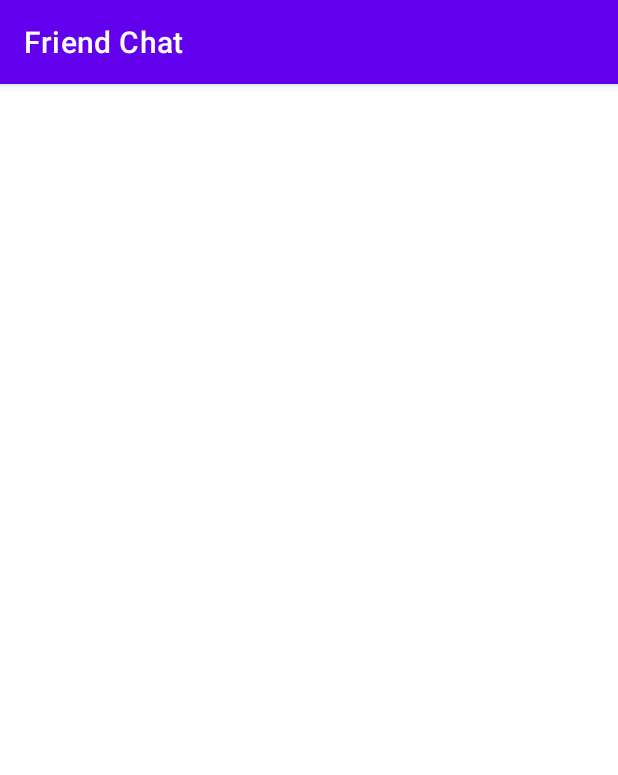
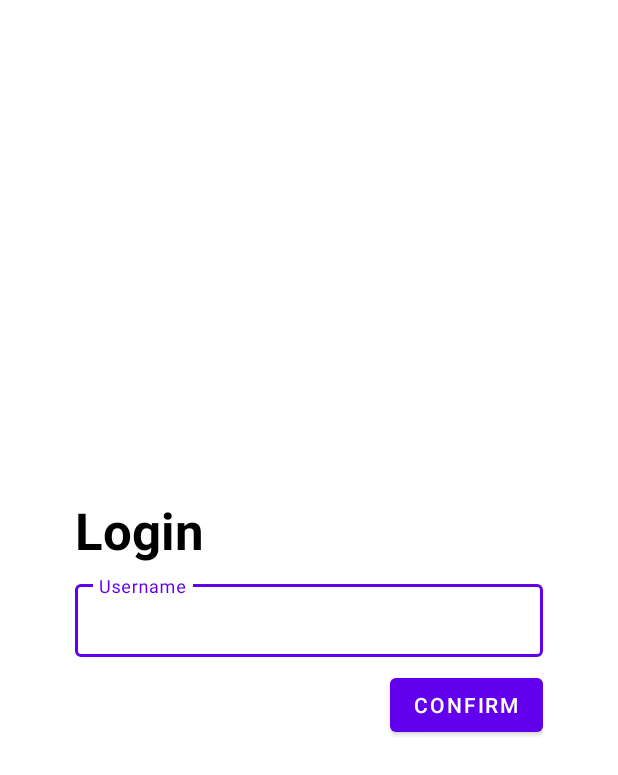
Before and after one commit to raheemadamboev/friend-chat, an Android app: the screen it shows after launch (MainActivity), on a phone screen of 412 x 824 dp. Shown: the top 775 px of the screen. Run offline under Robolectric (Android 15) with nearby library versions, the phone set to English and light mode, and no system bars; our stand-ins replace Dagger/Hilt's generated code; libraries missing offline, so code that uses them is left out: io.getstream.chat; 1 statement that could not run was skipped.

Commit message:
login user

```diff
--- a/app/src/main/java/xyz/teamgravity/friendchat/activity/MainActivity.kt
+++ b/app/src/main/java/xyz/teamgravity/friendchat/activity/MainActivity.kt
@@ -2,9 +2,11 @@ package xyz.teamgravity.friendchat.activity
 
 import androidx.appcompat.app.AppCompatActivity
 import android.os.Bundle
+import dagger.hilt.android.AndroidEntryPoint
 import xyz.teamgravity.friendchat.R
 import xyz.teamgravity.friendchat.databinding.ActivityMainBinding
 
+@AndroidEntryPoint
 class MainActivity : AppCompatActivity() {
 
     private lateinit var binding: ActivityMainBinding
--- /dev/null
+++ b/app/src/main/java/xyz/teamgravity/friendchat/arch/viewmodel/LoginViewModel.kt
@@ -0,0 +1,42 @@
+package xyz.teamgravity.friendchat.arch.viewmodel
+
+import androidx.lifecycle.ViewModel
+import androidx.lifecycle.viewModelScope
+import dagger.hilt.android.lifecycle.HiltViewModel
+import io.getstream.chat.android.client.ChatClient
+import io.getstream.chat.android.client.call.await
+import kotlinx.coroutines.flow.MutableSharedFlow
+import kotlinx.coroutines.flow.asSharedFlow
+import kotlinx.coroutines.launch
+import javax.inject.Inject
+
+@HiltViewModel
+class LoginViewModel @Inject constructor(
+    private val client: ChatClient
+) : ViewModel() {
+
+    private val _loginEvent = MutableSharedFlow<LoginEvent>()
+    val loginEvent = _loginEvent.asSharedFlow()
+
+    // connect user with username
+    fun connectUser(username: String) {
+        viewModelScope.launch {
+            val result = client.connectGuestUser(
+                userId = username,
+                username = username
+            ).await()
+
+            if (result.isError) {
+                _loginEvent.emit(LoginEvent.Error(result.error().message ?: "Unknown error"))
+                return@launch
+            }
+
+            _loginEvent.emit(LoginEvent.Success)
+        }
+    }
+
+    sealed class LoginEvent {
+        data class Error(val message: String) : LoginEvent()
+        object Success : LoginEvent()
+    }
+}
--- /dev/null
+++ b/app/src/main/java/xyz/teamgravity/friendchat/fragment/LoginFragment.kt
@@ -0,0 +1,89 @@
+package xyz.teamgravity.friendchat.fragment
+
+import android.os.Bundle
+import android.view.LayoutInflater
+import android.view.View
+import android.widget.Toast
+import androidx.fragment.app.viewModels
+import androidx.lifecycle.lifecycleScope
+import androidx.navigation.fragment.findNavController
+import androidx.viewbinding.ViewBinding
+import dagger.hilt.android.AndroidEntryPoint
+import kotlinx.coroutines.flow.collect
+import xyz.teamgravity.friendchat.R
+import xyz.teamgravity.friendchat.arch.viewmodel.LoginViewModel
+import xyz.teamgravity.friendchat.databinding.FragmentLoginBinding
+import xyz.teamgravity.friendchat.helper.extension.*
+
+@AndroidEntryPoint
+class LoginFragment : BindingFragment<FragmentLoginBinding>() {
+
+    private val viewmodel by viewModels<LoginViewModel>()
+
+    override val bindingInflater: (LayoutInflater) -> ViewBinding
+        get() = FragmentLoginBinding::inflate
+
+
+    override fun onViewCreated(view: View, savedInstanceState: Bundle?) {
+        super.onViewCreated(view, savedInstanceState)
+
+        button()
+        observe()
+    }
+
+    private fun button() {
+        onConfirm()
+    }
+
+    private fun observe() {
+        lifecycleScope.launchWhenStarted {
+            viewmodel.loginEvent.collect { event ->
+                when (event) {
+                    is LoginViewModel.LoginEvent.Error -> {
+                        enable(true)
+                        Toast.makeText(requireContext(), event.message, Toast.LENGTH_SHORT).show()
+                    }
+
+                    LoginViewModel.LoginEvent.Success -> {
+                        enable(true)
+                        findNavController().navigate(LoginFragmentDirections.actionLoginFragmentToChannelFragment())
+                    }
+                }
+            }
+        }
+    }
+
+    private fun enable(enabled: Boolean) {
+        binding.apply {
+            if (enabled) {
+                confirmB.enable()
+                progressBar.gone()
+            } else {
+                confirmB.disable()
+                progressBar.visible()
+            }
+        }
+    }
+
+    private fun validateInputs() {
+        binding.apply {
+            usernameField.clearErrorFocus()
+
+            val username = usernameField.text()
+
+            if (username.length < 4) {
+                usernameField.error(getString(R.string.error_username_too_short))
+                return
+            }
+
+            enable(false)
+            viewmodel.connectUser(username)
+        }
+    }
+
+    private fun onConfirm() {
+        binding.confirmB.setOnClickListener {
+            validateInputs()
+        }
+    }
+}
--- a/app/src/main/res/layout/activity_main.xml
+++ b/app/src/main/res/layout/activity_main.xml
@@ -7,4 +7,5 @@
     android:layout_width="match_parent"
     android:layout_height="match_parent"
     app:defaultNavHost="true"
-    tools:context=".activity.MainActivity" /><!-- app:navGraph="@navigation/main_nav_graph" -->
+    app:navGraph="@navigation/main_navigation"
+    tools:context=".activity.MainActivity" />
--- a/app/src/main/res/layout/fragment_channel.xml
+++ b/app/src/main/res/layout/fragment_channel.xml
@@ -1,8 +1,10 @@
 <?xml version="1.0" encoding="utf-8"?>
 <androidx.constraintlayout.widget.ConstraintLayout xmlns:android="http://schemas.android.com/apk/res/android"
     xmlns:app="http://schemas.android.com/apk/res-auto"
+    xmlns:tools="http://schemas.android.com/tools"
     android:layout_width="match_parent"
-    android:layout_height="match_parent">
+    android:layout_height="match_parent"
+    tools:context=".fragment.ChannelFragment">
 
     <io.getstream.chat.android.ui.channel.list.header.ChannelListHeaderView
         android:id="@+id/channel_list_header_view"
--- a/app/src/main/res/layout/fragment_login.xml
+++ b/app/src/main/res/layout/fragment_login.xml
@@ -4,7 +4,8 @@
     xmlns:tools="http://schemas.android.com/tools"
     android:layout_width="match_parent"
     android:layout_height="match_parent"
-    android:padding="50dp">
+    android:padding="50dp"
+    tools:context=".fragment.LoginFragment">
 
     <TextView
         android:id="@+id/login_text"
--- /dev/null
+++ b/app/src/main/res/navigation/main_navigation.xml
@@ -0,0 +1,22 @@
+<?xml version="1.0" encoding="utf-8"?>
+<navigation xmlns:android="http://schemas.android.com/apk/res/android"
+    xmlns:app="http://schemas.android.com/apk/res-auto"
+    xmlns:tools="http://schemas.android.com/tools"
+    android:id="@+id/main_navigation"
+    app:startDestination="@id/loginFragment">
+
+    <fragment
+        android:id="@+id/loginFragment"
+        android:name="xyz.teamgravity.friendchat.fragment.LoginFragment"
+        android:label="fragment_login"
+        tools:layout="@layout/fragment_login" >
+        <action
+            android:id="@+id/action_loginFragment_to_channelFragment"
+            app:destination="@id/channelFragment" />
+    </fragment>
+    <fragment
+        android:id="@+id/channelFragment"
+        android:name="xyz.teamgravity.friendchat.fragment.ChannelFragment"
+        android:label="fragment_channel"
+        tools:layout="@layout/fragment_channel" />
+</navigation>
--- a/app/src/main/res/values/strings.xml
+++ b/app/src/main/res/values/strings.xml
@@ -8,10 +8,10 @@
     <string name="confirm">Confirm</string>
     <string name="login">Login</string>
     <string name="username">Username</string>
+    <string name="error_username_too_short">The username must be at least 4 characters long.</string>
 
     <string name="your_name">Your name</string>
     <string name="name">Name</string>
-    <string name="error_username_too_short">The username must be at least %d characters long.</string>
     <string name="channel_created">Channel created</string>
     <string name="choose_channel_name">Choose a channel name</string>
     <string name="create">Create</string>
--- a/app/src/main/res/values/themes.xml
+++ b/app/src/main/res/values/themes.xml
@@ -1,6 +1,6 @@
 <resources xmlns:tools="http://schemas.android.com/tools">
     <!-- Base application theme. -->
-    <style name="Theme.FriendChat" parent="Theme.MaterialComponents.DayNight.DarkActionBar">
+    <style name="Theme.FriendChat" parent="Theme.MaterialComponents.Light.NoActionBar">
         <!-- Primary brand color. -->
         <item name="colorPrimary">@color/purple_500</item>
         <item name="colorPrimaryVariant">@color/purple_700</item>
```
Also changed, not shown: app/src/main/java/xyz/teamgravity/friendchat/fragment/ChannelFragment.kt (added, +13 -0 lines), app/src/main/java/xyz/teamgravity/friendchat/helper/extension/ViewExtension.kt (added, +46 -0 lines).
